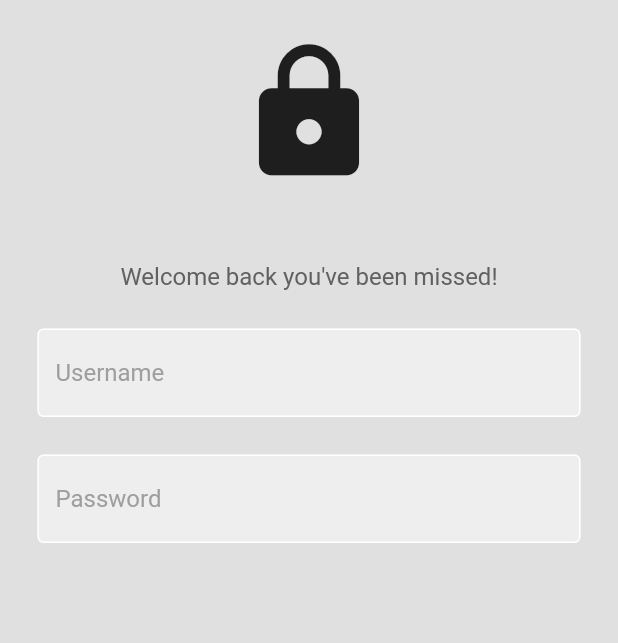
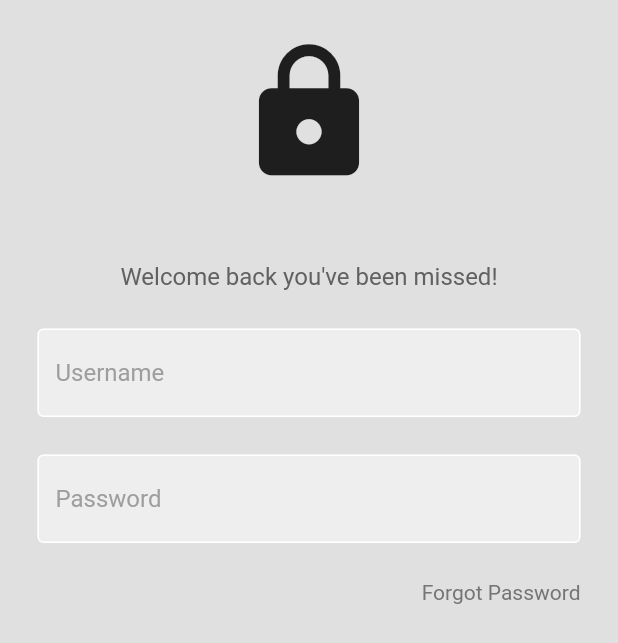
Before and after one commit to Awaizkazi/auth_1, a Flutter app: the screen it shows after launch, on a phone screen of 412 x 824 dp. Shown: the top 643 px of the screen. Run offline on Flutter 3.47's test engine with Material 2 defaults, Android fonts, the light colour scheme and no system bars.

Commit message:
Initial Commit

```diff
--- a/lib/pages/login_page.dart
+++ b/lib/pages/login_page.dart
@@ -32,7 +32,6 @@ class LoginPage extends StatelessWidget {
                   fontSize: 16,
                 ),
               ),
-
               // Username textField
               SizedBox(height: 25),
               MyTextField(
@@ -50,6 +49,20 @@ class LoginPage extends StatelessWidget {
 
               // Forgot password
               SizedBox(height: 25),
+              Padding(
+                padding: const EdgeInsets.symmetric(horizontal: 25.0),
+                child: Row(
+                  mainAxisAlignment: MainAxisAlignment.end,
+                  children: [
+                    Text(
+                      'Forgot Password',
+                      style: TextStyle(
+                        color: Colors.grey[600],
+                      ),
+                    ),
+                  ],
+                ),
+              ),
 
               // sign In button
               SizedBox(height: 25),
```
Also changed, not shown: lib/components/my_button.dart (added, +24 -0 lines).
